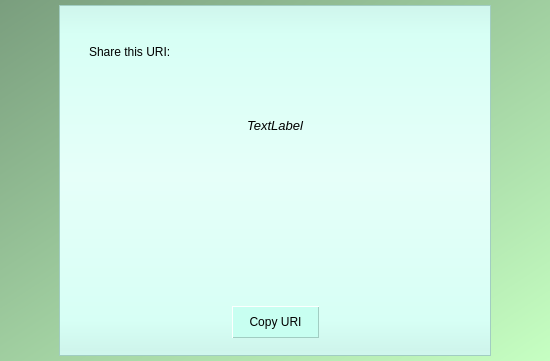
Old version of the form CLIENT/GUI/ui/gui_uri.ui in the repository GiuliCler/GIMPteam.
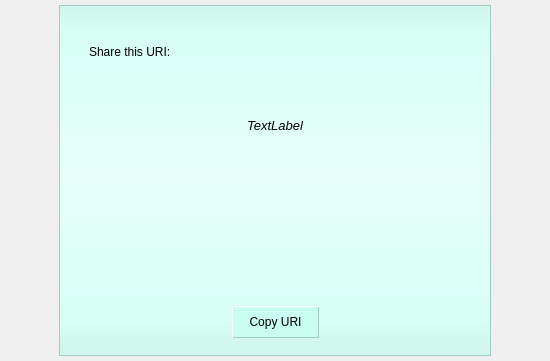
New version of the form.

```diff
--- a/CLIENT/GUI/ui/gui_uri.ui
+++ b/CLIENT/GUI/ui/gui_uri.ui
@@ -15,7 +15,7 @@
   </property>
   <property name="styleSheet">
    <string notr="true">QDialog{
-	background-color: qlineargradient(spread:pad, x1:0, y1:0, x2:1, y2:1, stop:0 rgba(122, 158, 126, 255), stop:1 rgba(198, 255, 194, 255));
+
 }
 
 QWidget#backgroundWidget{
```
